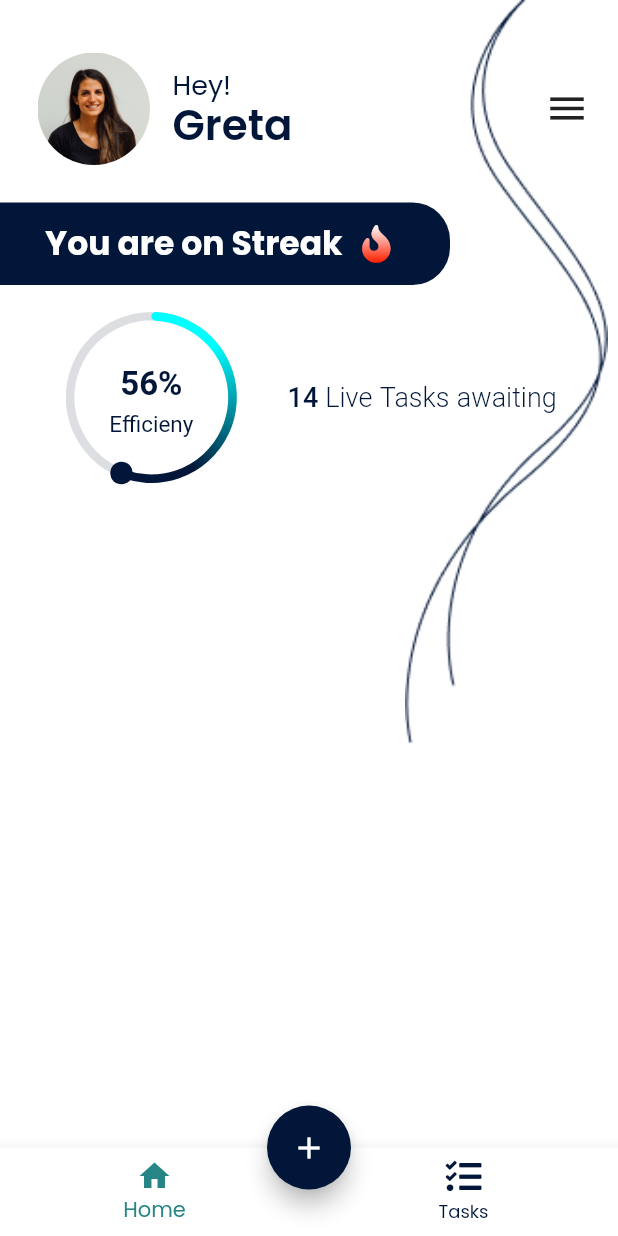
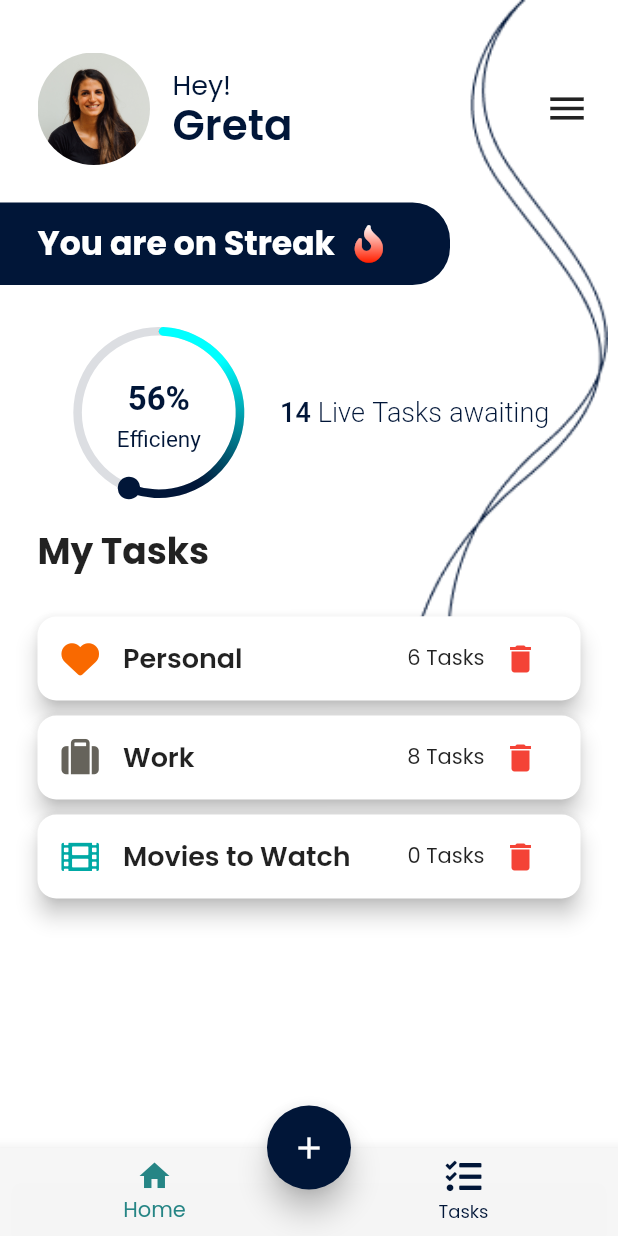
Before and after one commit to anannyapm/Taskido--To-Do-App, a Flutter app: the ScreenHome screen opened directly, on a phone screen of 412 x 824 dp. Run offline on Flutter 3.47's test engine with Material 2 defaults, Android fonts, the phone set to English and light mode, and no system bars; drawn by our look-alikes of flutter_speed_dial, syncfusion_flutter_gauges; our stand-ins replace fluttericon, google_fonts.

Commit message:
Home Page complete

```diff
--- /dev/null
+++ b/lib/models/categoryclass.dart
@@ -0,0 +1,31 @@
+import 'package:flutter/material.dart';
+import 'package:fluttericon/font_awesome5_icons.dart';
+import 'package:fluttericon/font_awesome_icons.dart';
+
+class CategoryClass {
+  String taskName;
+  Widget taskIcon;
+  int taskTotalCount;
+  int taskLiveCount;
+
+  CategoryClass({required this.taskName, required this.taskIcon, this.taskLiveCount=0,this.taskTotalCount=0});
+}
+
+List<CategoryClass> categoryList = [
+      CategoryClass(
+          taskName: 'Personal',
+          taskIcon: Icon(FontAwesome.heart,color: Color(0xffF96900),size: 25,),
+          taskLiveCount: 6,
+          taskTotalCount: 10),
+      CategoryClass(
+          taskName: 'Work',
+          taskIcon: Icon(FontAwesome.suitcase,color: Color(0xff66635B),size: 25),
+          taskLiveCount: 8,
+          taskTotalCount: 10),
+
+      CategoryClass(
+          taskName: 'Movies to Watch',
+          taskIcon: Icon(FontAwesome5.film,color: Color(0xff00A9A5),size: 25),
+          taskLiveCount: 0,
+          taskTotalCount: 10),
+    ];
--- a/lib/views/screens/home.dart
+++ b/lib/views/screens/home.dart
@@ -4,6 +4,9 @@ import 'package:flutter_speed_dial/flutter_speed_dial.dart';
 import 'package:todoapp/views/screens/profilehome.dart';
 import 'package:todoapp/views/screens/taskdetails.dart';
 import 'package:todoapp/views/widgets/bottomnavigationwidget.dart';
+
+import '../widgets/bottomsheets/categorysheet.dart';
+import '../widgets/bottomsheets/tasksheet.dart';
 
 class ScreenHome extends StatefulWidget {
   ScreenHome({super.key});
@@ -15,7 +18,7 @@ class ScreenHome extends StatefulWidget {
 
 class _ScreenHomeState extends State<ScreenHome> {
   final isDialOpen = ValueNotifier(false);
-  final _pages = [ScreenProfileHome(), ScreenTasks()];
+  final _pages = [const ScreenProfileHome(), const ScreenTasks()];
 
   @override
   Widget build(BuildContext context) {
@@ -30,7 +33,7 @@ class _ScreenHomeState extends State<ScreenHome> {
         }
       },
       child: Scaffold(
-          bottomNavigationBar: BottomNavWidget(),
+          bottomNavigationBar: const BottomNavWidget(),
           body: SafeArea(
             child: ValueListenableBuilder(
               valueListenable: ScreenHome.selectedIndexNotifier,
@@ -42,24 +45,43 @@ class _ScreenHomeState extends State<ScreenHome> {
           floatingActionButtonLocation:
               FloatingActionButtonLocation.centerDocked,
           floatingActionButton: SpeedDial(
+            elevation: 8,
             icon: Icons.add,
             activeIcon: Icons.close,
             openCloseDial: isDialOpen,
-            backgroundColor: Color(0xff011638),
+            backgroundColor: const Color(0xff011638),
             //animatedIcon: AnimatedIcons.menu_close,
             children: [
               SpeedDialChild(
-                  backgroundColor: Color(0xff011638),
-                  onTap: () {},
-                  child: Icon(
+                  backgroundColor: const Color(0xff011638),
+                  onTap: () {
+                    showModalBottomSheet(
+                      context: context,
+                      builder: (context) {
+                        return const CategorySheetWidget();
+                      },
+                    );
+                  },
+
+                  child: const Icon(
                     Icons.add_task,
                     color: Colors.white,
                   ),
                   label: 'Add Tasks'),
+
+
               SpeedDialChild(
-                  backgroundColor: Color(0xff011638),
-                  onTap: () {},
-                  child: Icon(
+                  backgroundColor: const Color(0xff011638),
+                  onTap: () {
+                    showModalBottomSheet(
+                      context: context,
+                      builder: (context) {
+                        return const TaskSheetWidget();
+                      },
+                    );
+
+                  },
+                  child: const Icon(
                     Icons.category,
                     color: Colors.white,
                   ),
--- a/lib/views/screens/login.dart
+++ b/lib/views/screens/login.dart
@@ -116,7 +116,7 @@ class _ScreenLoginState extends State<ScreenLogin> {
                       child:BottomTextButton(linkText: 'Sign Up', function: ()=>Navigator.of(context).push(
                                           MaterialPageRoute(
                                               builder: (context) =>
-                                                   ScreenSignUp())))
+                                                   const ScreenSignUp())))
                        )
                 ],
               )),
--- a/lib/views/screens/profilehome.dart
+++ b/lib/views/screens/profilehome.dart
@@ -1,9 +1,7 @@
 import 'package:flutter/material.dart';
-import 'package:flutter/src/widgets/framework.dart';
-import 'package:flutter/src/widgets/placeholder.dart';
 
-import '../widgets/bottomnavigationwidget.dart';
 import '../widgets/drawerwidget.dart';
+import '../widgets/homewidgets/categoryviewlist.dart';
 import '../widgets/homewidgets/progressindicator.dart';
 import '../widgets/homewidgets/streakbar.dart';
 import '../widgets/homewidgets/toppannel.dart';
@@ -11,7 +9,7 @@ import '../widgets/homewidgets/toppannel.dart';
 final GlobalKey<ScaffoldState> drawerkey = GlobalKey();
 
 class ScreenProfileHome extends StatefulWidget {
-   ScreenProfileHome({super.key});
+  const ScreenProfileHome({super.key});
 
   @override
   State<ScreenProfileHome> createState() => _ScreenProfileHomeState();
@@ -33,15 +31,27 @@ class _ScreenProfileHomeState extends State<ScreenProfileHome> {
               key: drawerkey,
               backgroundColor: Colors.transparent,
               endDrawer: const DrawerWidget(),
-
               body: SingleChildScrollView(
-                  child: Column(
-                children: [
-                  TopPanelWidget(),
-                  StreakBarWidget(),
-                  ProgressIndicatorWidget(progressVal: 56),
-                ],
-              )),
+                child: Column(
+                  children: [
+                    const TopPanelWidget(),
+                    const StreakBarWidget(),
+                    const ProgressIndicatorWidget(progressVal: 56),
+                    Align(
+                      alignment: Alignment.centerLeft,
+                      child: Container(
+                        margin: const EdgeInsets.only(left: 25, right: 25, top: 15),
+                        child: const Text(
+                          'My Tasks',
+                          style: TextStyle(
+                              fontWeight: FontWeight.w700, fontSize: 24),
+                        ),
+                      ),
+                    ),
+                    const CategoryViewWidget(),
+                  ],
+                ),
+              ),
             )));
   }
 }
--- a/lib/views/screens/signup.dart
+++ b/lib/views/screens/signup.dart
@@ -64,7 +64,7 @@ class _ScreenSignUpState extends State<ScreenSignUp> {
                       children: [
                         const HeadingMessage(
                           heading: "Hello There!\n",
-                          subheading: "Let\'s get you onboarded.",
+                          subheading: "Let's get you onboarded.",
                         ),
 
                         const SizedBox(
--- a/lib/views/screens/splashscreen.dart
+++ b/lib/views/screens/splashscreen.dart
@@ -82,10 +82,10 @@ class _ScreenSplashState extends State<ScreenSplash> {
 
                 child: Align(
                   child: GradientBox(
-                    colorStart:Color(0xff011638) ,
-                    colorEnd: Color(0xff00A9A5),
+                    colorStart:const Color(0xff011638) ,
+                    colorEnd: const Color(0xff00A9A5),
                     gradFunction: ()=>Navigator.of(context).push(MaterialPageRoute(
-                            builder: (context) => OnboardingHome())),
+                            builder: (context) => const OnboardingHome())),
                              textVal: "Let's Start",
                     textColor: Colors.white,)
 
--- a/lib/views/screens/taskdetails.dart
+++ b/lib/views/screens/taskdetails.dart
@@ -1,13 +1,12 @@
 import 'package:flutter/material.dart';
-import 'package:flutter/src/widgets/framework.dart';
-import 'package:flutter/src/widgets/placeholder.dart';
+
 
 class ScreenTasks extends StatelessWidget {
   const ScreenTasks({super.key});
 
   @override
   Widget build(BuildContext context) {
-    return SafeArea(child: Scaffold(
+    return const SafeArea(child: Scaffold(
       body: Text('Hii'),
     ));
   }
--- a/lib/views/widgets/bottomnavigationwidget.dart
+++ b/lib/views/widgets/bottomnavigationwidget.dart
@@ -1,6 +1,5 @@
 import 'package:flutter/material.dart';
-import 'package:flutter/src/widgets/framework.dart';
-import 'package:flutter/src/widgets/placeholder.dart';
+
 import 'package:fluttericon/font_awesome5_icons.dart';
 import 'package:todoapp/views/screens/home.dart';
 
@@ -12,21 +11,24 @@ class BottomNavWidget extends StatelessWidget {
       valueListenable: ScreenHome.selectedIndexNotifier,
       builder: (BuildContext ctx, int updatedIndex, Widget? _) {
         return BottomNavigationBar(
+
+
             currentIndex: updatedIndex,
             onTap: (newIndex) {
               ScreenHome.selectedIndexNotifier.value = newIndex;
             },
-            backgroundColor: Colors.white,
-            selectedItemColor: Color(0xFF268585),
-            unselectedItemColor: Color(0xFF011638),
+            backgroundColor: const Color.fromARGB(252, 246, 246, 246),
+            selectedItemColor: const Color(0xFF268585),
+            unselectedItemColor: const Color(0xFF011638),
+            // ignore: prefer_const_literals_to_create_immutables
             items: [
-              BottomNavigationBarItem(
+              const BottomNavigationBarItem(
                 icon: Icon(
                   Icons.home,
                 ),
                 label: 'Home',
               ),
-              BottomNavigationBarItem(
+              const BottomNavigationBarItem(
                   icon: Icon(
                     FontAwesome5.tasks,
                   ),
--- a/lib/views/widgets/drawerwidget.dart
+++ b/lib/views/widgets/drawerwidget.dart
@@ -1,6 +1,5 @@
 import 'package:flutter/material.dart';
-import 'package:flutter/src/widgets/framework.dart';
-import 'package:flutter/src/widgets/placeholder.dart';
+
 
 class DrawerWidget extends StatelessWidget {
   const DrawerWidget({super.key});
--- /dev/null
+++ b/lib/views/widgets/homewidgets/categoryviewlist.dart
@@ -0,0 +1,63 @@
+import 'package:flutter/material.dart';
+import 'package:fluttericon/font_awesome5_icons.dart';
+import 'package:fluttericon/font_awesome_icons.dart';
+
+import '../../../models/categoryclass.dart';
+
+class CategoryViewWidget extends StatelessWidget {
+  const CategoryViewWidget({super.key});
+
+  @override
+  Widget build(BuildContext context) {
+    /* List<CategoryClass> categoryList = [
+      CategoryClass(
+          taskName: 'Personal',
+          taskIcon: Icon(FontAwesome.heart,color: Color(0xffF96900),size: 25,),
+          taskLiveCount: 6,
+          taskTotalCount: 10),
+      CategoryClass(
+          taskName: 'Work',
+          taskIcon: Icon(FontAwesome.suitcase,color: Color(0xff66635B),size: 25),
+          taskLiveCount: 8,
+          taskTotalCount: 10),
+
+      CategoryClass(
+          taskName: 'Movies to Watch',
+          taskIcon: Icon(FontAwesome5.film,color: Color(0xff00A9A5),size: 25),
+          taskLiveCount: 0,
+          taskTotalCount: 10),
+    ]; */
+
+    return Container(
+      color: Colors.white,
+      //height: MediaQuery.of(context).size.height,
+      margin: const EdgeInsets.only(left: 25, right: 25, top: 25),
+      child: ListView.builder(
+
+        shrinkWrap: true,
+        physics: ClampingScrollPhysics(),
+        itemBuilder: ((context, index) {
+          return Card(
+            elevation: 6,
+            margin: EdgeInsets.only(bottom: 10),
+            shape: RoundedRectangleBorder(borderRadius: BorderRadius.circular(12.5)),
+            child: ListTile(
+              minLeadingWidth:25 ,
+              leading: categoryList[index].taskIcon,
+              title: Text(categoryList[index].taskName,style: TextStyle(fontWeight: FontWeight.w600,fontSize: 18),),
+              trailing:Wrap(
+                crossAxisAlignment: WrapCrossAlignment.center,
+                children: [
+                    Text(categoryList[index].taskLiveCount.toString()+' Tasks'),
+                  IconButton(onPressed: () {}, icon: Icon(Icons.delete,color: Colors.red,)),
+                ],
+              )
+
+            ),
+          );
+        }),
+        itemCount: categoryList.length,
+      ),
+    );
+  }
+}
--- a/lib/views/widgets/homewidgets/progressindicator.dart
+++ b/lib/views/widgets/homewidgets/progressindicator.dart
@@ -19,7 +19,7 @@ class _ProgressIndicatorWidgetState extends State<ProgressIndicatorWidget> {
   Widget build(BuildContext context) {
     double progressValue = widget.progressVal;
     return Container(
-      margin: const EdgeInsets.only(left: 10, right: 10, top: 15),
+      margin: const EdgeInsets.only(left: 25, right: 25, top: 25),
       child: Row(
         mainAxisAlignment: MainAxisAlignment.spaceEvenly,
         children: [
--- a/lib/views/widgets/homewidgets/streakbar.dart
+++ b/lib/views/widgets/homewidgets/streakbar.dart
@@ -19,7 +19,7 @@ class StreakBarWidget extends StatelessWidget {
                               bottomRight: Radius.circular(25)),
                           color: Color(0xff011638)),
                       child: Container(
-                        margin: const EdgeInsets.only(left: 30),
+                        margin: const EdgeInsets.only(left: 25),
                         child: Row(
 
                           children: [
```
Also changed, not shown: lib/views/screens/onboardinghome.dart (+4 -4 lines), lib/views/widgets/bottomsheets/categorysheet.dart (added, +105 -0 lines), lib/views/widgets/bottomsheets/tasksheet.dart (added, +93 -0 lines).
